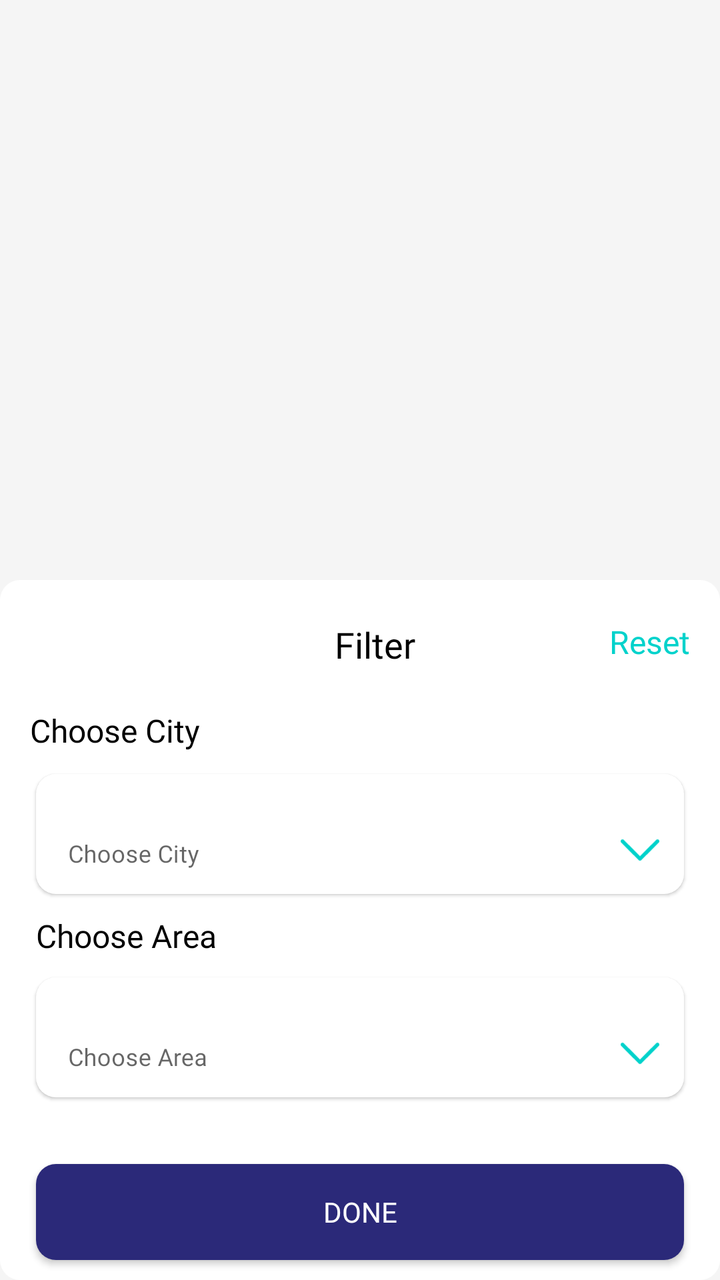
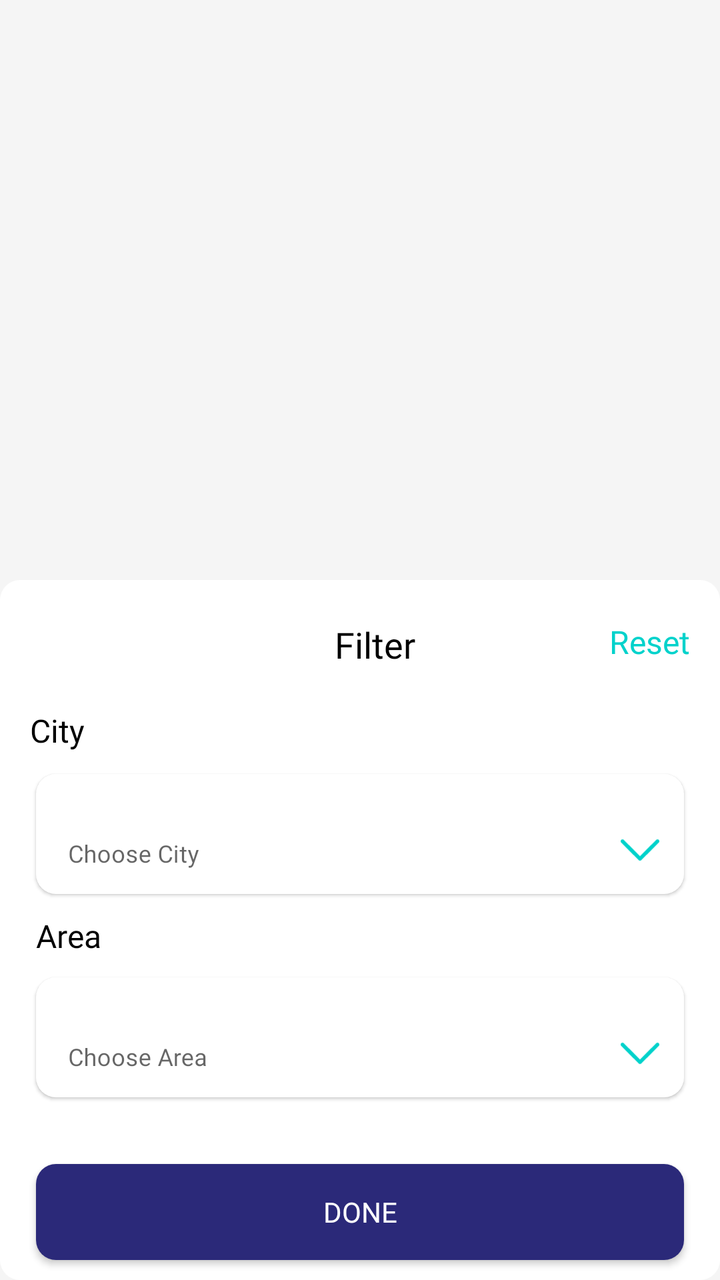

Two renders of the same Android screen: before a commit and after it. Below are the layout's source before the change and the commit's diff.
<!-- AndroidManifest.xml: application theme Theme.NewDesign -->
<!-- res/layout/layout_bottomsheet_medicalservices.xml -->
<?xml version="1.0" encoding="utf-8"?>
<androidx.constraintlayout.widget.ConstraintLayout
    xmlns:android="http://schemas.android.com/apk/res/android"
    xmlns:app="http://schemas.android.com/apk/res-auto"
    xmlns:tools="http://schemas.android.com/tools"
    android:id="@+id/MedicalServices"
    android:layout_width="match_parent"
    android:layout_height="350dp"
    android:background="@color/bg_color_gray"
    app:behavior_hideable="true"
    app:layout_behavior="com.google.android.material.bottomsheet.BottomSheetBehavior"
    tools:context=".fragment.home.FilterFragment">

    <androidx.constraintlayout.widget.ConstraintLayout
        android:layout_width="match_parent"
        android:layout_height="350dp"
        android:background="@drawable/bg_edittext"
        app:layout_constraintBottom_toBottomOf="parent"
        app:layout_constraintEnd_toEndOf="parent"
        app:layout_constraintStart_toStartOf="parent">

        <androidx.appcompat.widget.AppCompatTextView
            android:id="@+id/tv_Filter"
            android:layout_width="wrap_content"
            android:layout_height="wrap_content"
            android:layout_marginStart="15dp"
            android:layout_marginTop="20dp"
            android:fontFamily="@font/avenirltstd_black"
            android:text="@string/filter"
            android:textColor="@color/black"
            android:textSize="18sp"
            app:layout_constraintEnd_toEndOf="parent"
            app:layout_constraintStart_toStartOf="parent"
            app:layout_constraintTop_toTopOf="parent" />

        <androidx.appcompat.widget.AppCompatTextView
            android:id="@+id/tv_Reset"
            android:layout_width="wrap_content"
            android:layout_height="wrap_content"
            android:layout_marginTop="20dp"
            android:layout_marginEnd="15dp"
            android:fontFamily="@font/avenirltstd_roman"
            android:text="@string/reset"
            android:textColor="@color/green"
            android:textSize="16sp"
            app:layout_constraintEnd_toEndOf="parent"
            app:layout_constraintTop_toTopOf="parent" />

        <androidx.appcompat.widget.AppCompatTextView
            android:id="@+id/tv_ChooseService"
            android:layout_width="wrap_content"
            android:layout_height="wrap_content"
            android:layout_marginStart="15dp"
            android:layout_marginTop="20dp"
            android:fontFamily="@font/avenirltstd_black"
            android:text="@string/choose_city"
            android:textColor="@color/black"
            android:textSize="16sp"
            app:layout_constraintStart_toStartOf="parent"
            app:layout_constraintTop_toBottomOf="@+id/tv_Filter" />


        <androidx.constraintlayout.widget.ConstraintLayout
            android:id="@+id/layout"
            android:layout_width="match_parent"
            android:layout_height="wrap_content"
            android:layout_marginTop="5dp"
            android:padding="3dp"
            app:layout_constraintEnd_toEndOf="parent"
            app:layout_constraintStart_toStartOf="parent"
            app:layout_constraintTop_toBottomOf="@+id/tv_ChooseService">


            <androidx.constraintlayout.widget.ConstraintLayout
                android:id="@+id/layout_Location_Details"
                android:layout_width="match_parent"
                android:layout_height="wrap_content"
                app:layout_constraintBottom_toBottomOf="parent"
                app:layout_constraintEnd_toEndOf="parent"
                app:layout_constraintStart_toStartOf="parent"
                app:layout_constraintTop_toTopOf="parent">

                <androidx.appcompat.widget.AppCompatButton
                        android:id="@+id/btn_layout_Choose_City"
                        android:layout_width="0dp"
                        android:layout_height="0dp"
                        android:background="@android:color/transparent"
                        app:layout_constraintEnd_toEndOf="@+id/layout_Choose_City"
                        app:layout_constraintStart_toStartOf="@+id/layout_Choose_City"
                        app:layout_constraintTop_toTopOf="@+id/layout_Choose_City"
                        app:layout_constraintBottom_toBottomOf="@+id/layout_Choose_City"
                />
                <androidx.appcompat.widget.AppCompatButton
                        android:id="@+id/btn_layout_Choose_Area"
                        android:layout_width="0dp"
                        android:layout_height="0dp"
                        android:background="@android:color/transparent"
                        app:layout_constraintEnd_toEndOf="@+id/layout_Choose_Area"
                        app:layout_constraintStart_toStartOf="@+id/layout_Choose_Area"
                        app:layout_constraintTop_toTopOf="@+id/layout_Choose_Area"
                        app:layout_constraintBottom_toBottomOf="@+id/layout_Choose_Area"
                />
                <androidx.constraintlayout.widget.ConstraintLayout
                    android:id="@+id/layout_Choose_City"
                    android:layout_width="match_parent"
                    android:layout_height="wrap_content"
                    android:layout_marginStart="15dp"
                    android:layout_marginTop="3dp"
                    android:layout_marginEnd="15dp"
                    android:background="@drawable/bg_edittext"
                    android:elevation="1dp"
                    app:layout_constraintEnd_toEndOf="parent"
                    app:layout_constraintStart_toStartOf="parent"
                    app:layout_constraintTop_toTopOf="parent">

                    <androidx.appcompat.widget.AppCompatImageView
                        android:id="@+id/iv_arrowdownChoose_City"
                        android:layout_width="20dp"
                        android:layout_height="20dp"
                        android:layout_gravity="center_horizontal"
                        android:layout_marginEnd="12dp"
                        android:layout_marginBottom="12dp"
                        android:gravity="start"
                        android:src="@drawable/ic_arrowdwon"
                        app:layout_constraintBottom_toBottomOf="parent"
                        app:layout_constraintEnd_toEndOf="parent" />

                    <com.google.android.material.textfield.TextInputLayout
                        android:id="@+id/textinput_Choose_City"
                        style="@style/Widget.MaterialComponents.TextInputLayout.OutlinedBox"
                        android:layout_width="match_parent"
                        android:layout_height="55dp"
                        android:layout_marginEnd="25dp"
                        android:layout_marginBottom="5dp"
                        android:hint="@string/choose_city"
                        android:paddingTop="2dp"
                        app:boxBackgroundColor="@color/white"
                        app:boxBackgroundMode="none"
                        app:layout_constraintBottom_toBottomOf="parent"
                        app:layout_constraintEnd_toEndOf="parent"
                        app:layout_constraintStart_toStartOf="parent"
                        app:layout_constraintTop_toTopOf="parent">

                        <com.google.android.material.textfield.TextInputEditText
                            android:id="@+id/et_Choose_City"
                            android:layout_width="match_parent"
                            android:layout_height="55dp"
                            android:layout_gravity="center_horizontal"
                            android:enabled="false"
                            android:fontFamily="@font/avenirltstd_roman"
                            android:inputType="text"
                            android:textColor="@color/black"
                            android:textSize="12sp" />

                    </com.google.android.material.textfield.TextInputLayout>

                </androidx.constraintlayout.widget.ConstraintLayout>

                <androidx.appcompat.widget.AppCompatTextView
                    android:id="@+id/tv_ChooseArea"
                    android:layout_width="wrap_content"
                    android:layout_height="wrap_content"
                    android:layout_marginStart="15dp"
                    android:layout_marginTop="10dp"
                    android:layout_marginBottom="10dp"
                    android:fontFamily="@font/avenirltstd_black"
                    android:text="@string/choose_area"
                    android:textColor="@color/black"
                    android:textSize="16sp"
                    app:layout_constraintBottom_toTopOf="@+id/layout_Choose_Area"
                    app:layout_constraintStart_toStartOf="parent"
                    app:layout_constraintTop_toBottomOf="@+id/layout_Choose_City" />

                <androidx.constraintlayout.widget.ConstraintLayout
                    android:id="@+id/layout_Choose_Area"
                    android:layout_width="match_parent"
                    android:layout_height="wrap_content"
                    android:layout_marginStart="15dp"
                    android:layout_marginTop="12dp"
                    android:layout_marginEnd="15dp"
                    android:layout_marginBottom="10dp"
                    android:background="@drawable/bg_edittext"
                    android:elevation="1dp"
                    app:layout_constraintBottom_toBottomOf="parent"
                    app:layout_constraintEnd_toEndOf="parent"
                    app:layout_constraintStart_toStartOf="parent"
                    app:layout_constraintTop_toBottomOf="@+id/layout_Choose_City">

                    <androidx.appcompat.widget.AppCompatImageView
                        android:id="@+id/iv_arrowdownArea"
                        android:layout_width="20dp"
                        android:layout_height="20dp"
                        android:layout_gravity="center_horizontal"
                        android:layout_marginEnd="12dp"
                        android:layout_marginBottom="12dp"
                        android:gravity="start"
                        android:src="@drawable/ic_arrowdwon"
                        app:layout_constraintBottom_toBottomOf="parent"
                        app:layout_constraintEnd_toEndOf="parent" />

                    <com.google.android.material.textfield.TextInputLayout
                        android:id="@+id/textinput_Choose_Area"
                        style="@style/Widget.MaterialComponents.TextInputLayout.OutlinedBox"
                        android:layout_width="match_parent"
                        android:layout_height="55dp"
                        android:layout_marginEnd="25dp"
                        android:layout_marginBottom="5dp"
                        android:hint="@string/choose_area"
                        android:paddingTop="2dp"
                        app:boxBackgroundColor="@color/white"
                        app:boxBackgroundMode="none"
                        app:layout_constraintBottom_toBottomOf="parent"
                        app:layout_constraintEnd_toEndOf="parent"
                        app:layout_constraintStart_toStartOf="parent"
                        app:layout_constraintTop_toTopOf="parent">

                        <com.google.android.material.textfield.TextInputEditText
                            android:id="@+id/et_Choose_Area"
                            android:layout_width="match_parent"
                            android:layout_height="55dp"
                            android:layout_gravity="center_horizontal"
                            android:enabled="false"
                            android:fontFamily="@font/avenirltstd_roman"
                            android:inputType="text"
                            android:textColor="@color/black"
                            android:textSize="12sp" />

                    </com.google.android.material.textfield.TextInputLayout>

                </androidx.constraintlayout.widget.ConstraintLayout>

            </androidx.constraintlayout.widget.ConstraintLayout>


        </androidx.constraintlayout.widget.ConstraintLayout>


        <androidx.appcompat.widget.AppCompatButton
            android:id="@+id/btn_Apply"
            android:layout_width="0dp"
            android:layout_height="wrap_content"
            android:layout_marginBottom="10dp"
            android:background="@drawable/bg_chooselang_button"
            android:fontFamily="@font/avenirltstd_black"
            android:padding="5dp"
            android:text="@string/done"
            android:textColor="@color/white"
            android:textSize="14sp"
            app:layout_constraintBottom_toBottomOf="parent"
            app:layout_constraintEnd_toEndOf="parent"
            app:layout_constraintStart_toStartOf="parent"
            app:layout_constraintWidth_percent=".9" />


    </androidx.constraintlayout.widget.ConstraintLayout>

</androidx.constraintlayout.widget.ConstraintLayout>
<!-- resources referenced by this layout -->
<resources>
  <color name="bg_color_gray">#F5F5F5</color>
  <color name="black">#FF000000</color>
  <color name="green">#00D2CB</color>
  <color name="white">#FFFFFFFF</color>
  <!-- drawable bg_chooselang_button (drawable) -->
  <?xml version="1.0" encoding="utf-8"?>
  <shape xmlns:android="http://schemas.android.com/apk/res/android"
      android:shape="rectangle"
      >
  
      <corners android:radius="10dp"/>
      <solid android:color="@color/blue"/>
  
  
  </shape>
  <!-- drawable bg_edittext (drawable) -->
  <?xml version="1.0" encoding="utf-8"?>
  <shape xmlns:android="http://schemas.android.com/apk/res/android"
      android:shape="rectangle"
      >
  
      <solid android:color="@color/white"/>
      <corners android:radius="10dp"/>
  </shape>
  <!-- drawable ic_arrowdwon (drawable) -->
  <vector xmlns:android="http://schemas.android.com/apk/res/android"
      android:width="16dp"
      android:height="10dp"
      android:viewportWidth="16"
      android:viewportHeight="10">
    <path
        android:pathData="M0.47,0.97C0.736,0.703 1.153,0.679 1.446,0.897L1.53,0.97L8,7.439L14.47,0.97C14.736,0.703 15.153,0.679 15.446,0.897L15.53,0.97C15.797,1.236 15.821,1.653 15.603,1.946L15.53,2.03L8.53,9.03C8.264,9.297 7.847,9.321 7.554,9.103L7.47,9.03L0.47,2.03C0.177,1.737 0.177,1.263 0.47,0.97Z"
        android:fillColor="#00D2CB"/>
  </vector>
  <string name="choose_area">Choose Area</string>
  <string name="choose_city">Choose City</string>
  <string name="done">Done</string>
  <string name="filter">Filter</string>
  <string name="reset">Reset</string>
  <style name="Theme.NewDesign" parent="Theme.MaterialComponents.Light.NoActionBar">
          
          <item name="colorPrimary">@color/purple_500</item>
          <item name="colorPrimaryVariant">@color/purple_700</item>
          <item name="colorOnPrimary">@color/white</item>
          
          <item name="colorSecondary">#0639BA</item>
          <item name="colorSecondaryVariant">@color/teal_700</item>
          <item name="colorOnSecondary">@color/black</item>
          
          <item name="android:statusBarColor">?attr/colorPrimaryVariant</item>
          
      </style>
  <color name="blue">#2B2979</color>
  <color name="purple_500">#FF6200EE</color>
  <color name="purple_700">#FF3700B3</color>
  <color name="teal_700">#FF018786</color>
</resources>

<!-- the commit's change to res/layout/layout_bottomsheet_medicalservices.xml (unified diff, before → after) -->
@@ -53,7 +53,7 @@
             android:layout_marginStart="15dp"
             android:layout_marginTop="20dp"
             android:fontFamily="@font/avenirltstd_black"
-            android:text="@string/choose_city"
+            android:text="@string/city"
             android:textColor="@color/black"
             android:textSize="16sp"
             app:layout_constraintStart_toStartOf="parent"
@@ -164,7 +164,7 @@
                     android:layout_marginTop="10dp"
                     android:layout_marginBottom="10dp"
                     android:fontFamily="@font/avenirltstd_black"
-                    android:text="@string/choose_area"
+                    android:text="@string/area"
                     android:textColor="@color/black"
                     android:textSize="16sp"
                     app:layout_constraintBottom_toTopOf="@+id/layout_Choose_Area"
<!-- resource entries referenced after the edit -->
@@ -34,8 +34,10 @@
         android:pathData="M0.47,0.97C0.736,0.703 1.153,0.679 1.446,0.897L1.53,0.97L8,7.439L14.47,0.97C14.736,0.703 15.153,0.679 15.446,0.897L15.53,0.97C15.797,1.236 15.821,1.653 15.603,1.946L15.53,2.03L8.53,9.03C8.264,9.297 7.847,9.321 7.554,9.103L7.47,9.03L0.47,2.03C0.177,1.737 0.177,1.263 0.47,0.97Z"
         android:fillColor="#00D2CB"/>
   </vector>
+  <string name="area">Area</string>
   <string name="choose_area">Choose Area</string>
   <string name="choose_city">Choose City</string>
+  <string name="city">City</string>
   <string name="done">Done</string>
   <string name="filter">Filter</string>
   <string name="reset">Reset</string>
